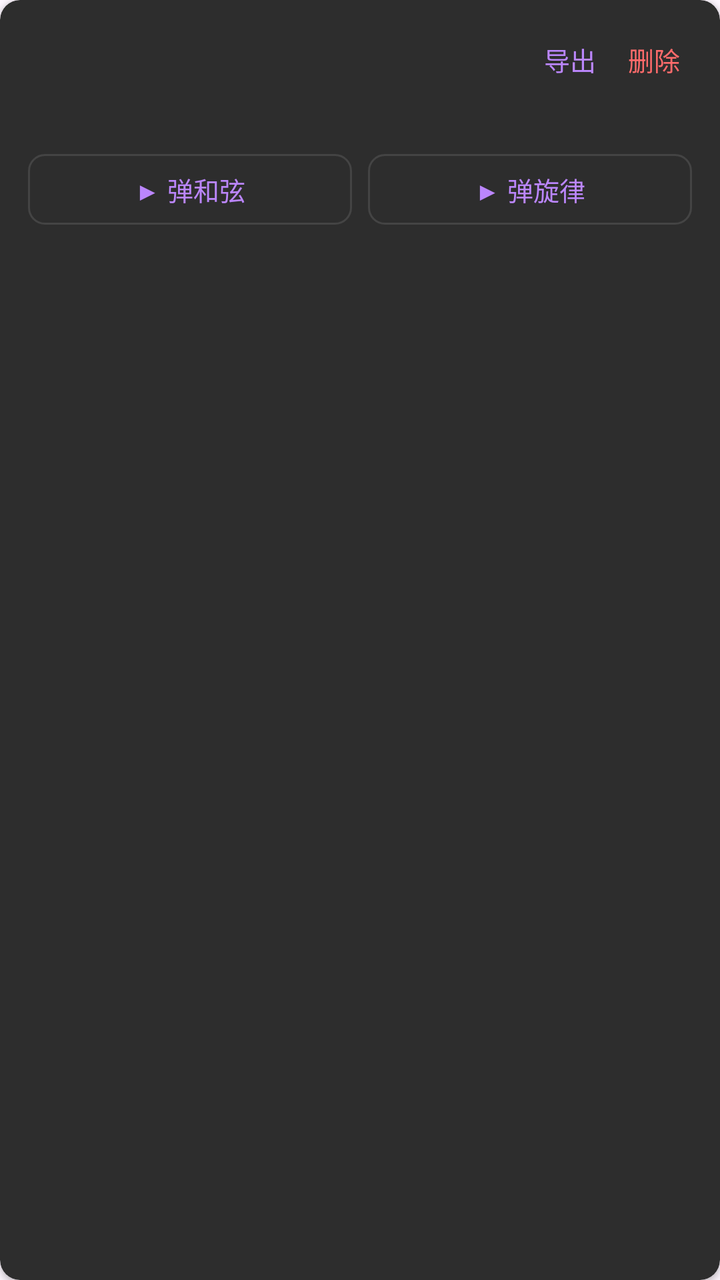
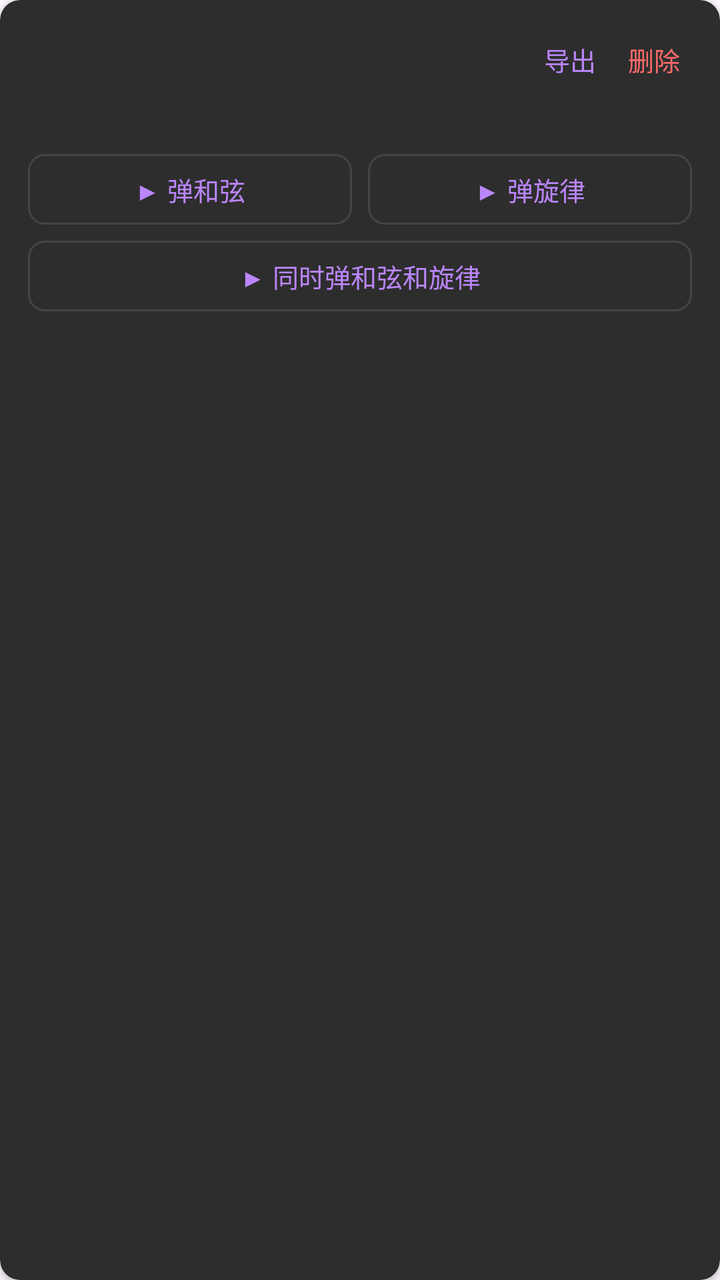

The first picture is an Android layout as it rendered before a commit; the second is the same layout after the commit. The layout source and the unified diff follow.
<!-- AndroidManifest.xml: application theme Theme.PocketGuitar -->
<!-- res/layout/item_song.xml -->
<?xml version="1.0" encoding="utf-8"?>

<androidx.cardview.widget.CardView xmlns:android="http://schemas.android.com/apk/res/android"
    xmlns:app="http://schemas.android.com/apk/res-auto"
    android:layout_width="match_parent"
    android:layout_height="wrap_content"
    android:layout_marginStart="8dp"
    android:layout_marginTop="8dp"
    android:layout_marginEnd="8dp"
    android:foreground="?attr/selectableItemBackground"
    android:clickable="true"
    android:focusable="true"
    app:cardBackgroundColor="@color/dark_card"
    app:cardCornerRadius="10dp"
    app:cardElevation="2dp">

    <LinearLayout
        android:layout_width="match_parent"
        android:layout_height="wrap_content"
        android:orientation="vertical"
        android:padding="14dp">

        
        <LinearLayout
            android:layout_width="match_parent"
            android:layout_height="wrap_content"
            android:gravity="center_vertical"
            android:orientation="horizontal">

            <TextView
                android:id="@+id/tv_title"
                android:layout_width="0dp"
                android:layout_height="wrap_content"
                android:layout_weight="1"
                android:ellipsize="end"
                android:maxLines="1"
                android:textColor="@color/dark_text_primary"
                android:textSize="16sp"
                android:textStyle="bold" />

            <TextView
                android:id="@+id/btn_export"
                android:layout_width="wrap_content"
                android:layout_height="wrap_content"
                android:padding="6dp"
                android:text="导出"
                android:textColor="@color/dark_accent"
                android:textSize="13sp" />

            <TextView
                android:id="@+id/btn_delete"
                android:layout_width="wrap_content"
                android:layout_height="wrap_content"
                android:layout_marginStart="4dp"
                android:padding="6dp"
                android:text="删除"
                android:textColor="#FF6B6B"
                android:textSize="13sp" />
        </LinearLayout>

        
        <TextView
            android:id="@+id/tv_info"
            android:layout_width="match_parent"
            android:layout_height="wrap_content"
            android:layout_marginTop="4dp"
            android:textColor="@color/dark_text_secondary"
            android:textSize="13sp" />

        
        <LinearLayout
            android:layout_width="match_parent"
            android:layout_height="wrap_content"
            android:layout_marginTop="10dp"
            android:orientation="horizontal">

            <TextView
                android:id="@+id/btn_play_chords"
                android:layout_width="0dp"
                android:layout_height="wrap_content"
                android:layout_weight="1"
                android:background="@drawable/bg_dark_input"
                android:gravity="center"
                android:padding="8dp"
                android:text="▶ 弹和弦"
                android:textColor="@color/dark_accent"
                android:textSize="13sp" />

            <TextView
                android:id="@+id/btn_play_melody"
                android:layout_width="0dp"
                android:layout_height="wrap_content"
                android:layout_marginStart="8dp"
                android:layout_weight="1"
                android:background="@drawable/bg_dark_input"
                android:gravity="center"
                android:padding="8dp"
                android:text="▶ 弹旋律"
                android:textColor="@color/dark_accent"
                android:textSize="13sp" />
        </LinearLayout>
    </LinearLayout>
</androidx.cardview.widget.CardView>
<!-- resources referenced by this layout -->
<resources>
  <color name="dark_accent">#bb86fc</color>
  <color name="dark_card">#2d2d2d</color>
  <color name="dark_text_primary">#ffffff</color>
  <color name="dark_text_secondary">#b3ffffff</color>
  <!-- drawable bg_dark_input (drawable) -->
  <?xml version="1.0" encoding="utf-8"?>
  <shape xmlns:android="http://schemas.android.com/apk/res/android"
      android:shape="rectangle">
      <solid android:color="@color/dark_card"/>
      <stroke
          android:width="1dp"
          android:color="@color/dark_divider"/>
      <corners android:radius="8dp"/>
  </shape>
  <style name="Theme.PocketGuitar" parent="Base.Theme.PocketGuitar">
      </style>
  <color name="dark_divider">#444444</color>
  <style name="Base.Theme.PocketGuitar" parent="Theme.Material3.DayNight.NoActionBar">
      </style>
</resources>

<!-- the commit's change to res/layout/item_song.xml (unified diff, before → after) -->
@@ -99,5 +99,17 @@
                 android:textColor="@color/dark_accent"
                 android:textSize="13sp" />
         </LinearLayout>
+
+        <TextView
+            android:id="@+id/btn_play_both"
+            android:layout_width="match_parent"
+            android:layout_height="wrap_content"
+            android:layout_marginTop="8dp"
+            android:background="@drawable/bg_dark_input"
+            android:gravity="center"
+            android:padding="8dp"
+            android:text="▶ 同时弹和弦和旋律"
+            android:textColor="@color/dark_accent"
+            android:textSize="13sp" />
     </LinearLayout>
 </androidx.cardview.widget.CardView>
